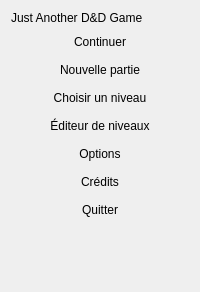
This is Source/Elements/UI/MainMenu.ui in azertval/JustAnotherDnDGame as Qt 5 draws it before an edit. The edited form follows.
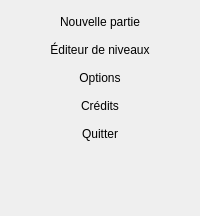
This is the edited form. Custom widgets are drawn as their Qt base class.

Commit message: feat(lot-67): menus et vocabulaire d'un RPG, la carte du monde en fond

What changed in the file:
```diff
--- a/Source/Elements/UI/MainMenu.ui
+++ b/Source/Elements/UI/MainMenu.ui
@@ -5,28 +5,12 @@
   <layout class="QVBoxLayout" name="verticalLayout">
    <!-- Marges posees en code (MainMenu::MainMenu, LOT-56) depuis l'echelle d'espacement des
         jetons, pas de nombre fige ici. -->
-   <item>
-    <widget class="hmi::TitleBanner" name="menuTitle">
-     <!-- Taille/graisse posees par theme.qss (#MainMenu QLabel#menuTitle, LOT-56 TACHE-03), depuis
-          l'echelle typographique des jetons, pas de propriete de police figee ici. -->
-     <property name="text"><string>Just Another D&amp;D Game</string></property>
-    </widget>
-   </item>
    <item>
     <spacer name="titleSpacer">
      <property name="orientation"><enum>Qt::Vertical</enum></property>
      <property name="sizeHint" stdset="0"><size><width>0</width><height>0</height></size></property>
     </spacer>
    </item>
-   <item>
-    <widget class="hmi::MenuEntryButton" name="continueButton">
-     <!-- Grise sans progression (MainMenu::setContinueEnabled, LOT-59 TACHE-06) : pas de
-          "enabled" fige ici, l'etat depend de Progression::currentLevel a l'execution. -->
-     <property name="cursor"><cursorShape>PointingHandCursor</cursorShape></property>
-     <property name="text"><string>Continuer</string></property>
-     <property name="flat"><bool>true</bool></property>
-    </widget>
-   </item>
    <item>
     <widget class="hmi::MenuEntryButton" name="newGameButton">
      <property name="cursor"><cursorShape>PointingHandCursor</cursorShape></property>
@@ -34,13 +18,6 @@
      <property name="flat"><bool>true</bool></property>
     </widget>
    </item>
-   <item>
-    <widget class="hmi::MenuEntryButton" name="selectLevelButton">
-     <property name="cursor"><cursorShape>PointingHandCursor</cursorShape></property>
-     <property name="text"><string>Choisir un niveau</string></property>
-     <property name="flat"><bool>true</bool></property>
-    </widget>
-   </item>
    <item>
     <widget class="hmi::MenuEntryButton" name="editorButton">
      <property name="cursor"><cursorShape>PointingHandCursor</cursorShape></property>
@@ -87,11 +64,6 @@
   </layout>
  </widget>
  <customwidgets>
-  <customwidget>
-   <class>hmi::TitleBanner</class>
-   <extends>QLabel</extends>
-   <header>HMI/Interface/TitleBanner.h</header>
-  </customwidget>
   <customwidget>
    <class>hmi::MenuEntryButton</class>
    <extends>QPushButton</extends>
```
The commit also changes 65 other files.
